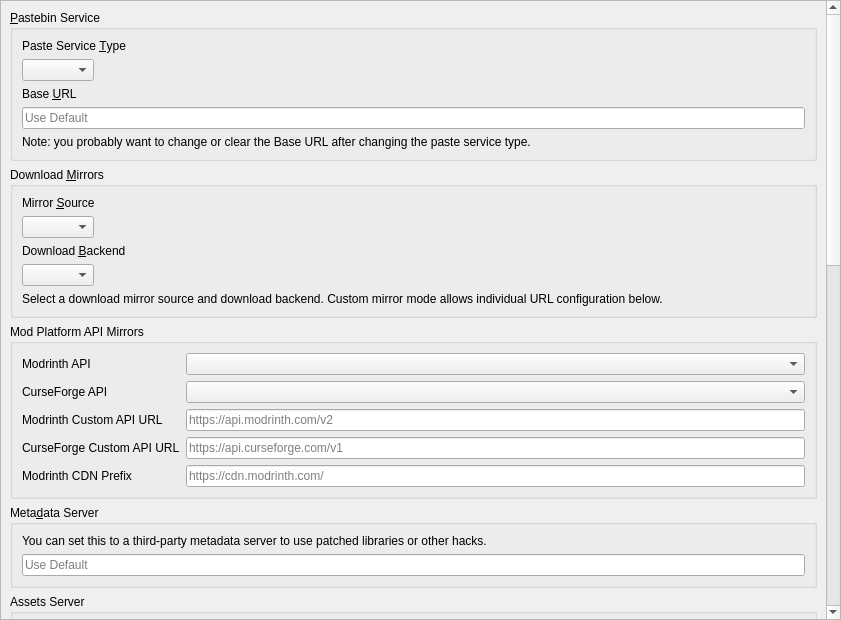
The window that launcher/ui/pages/global/APIPage.ui (AndreaFrederica/LunaLauncher) describes before a commit, drawn with Qt 5.
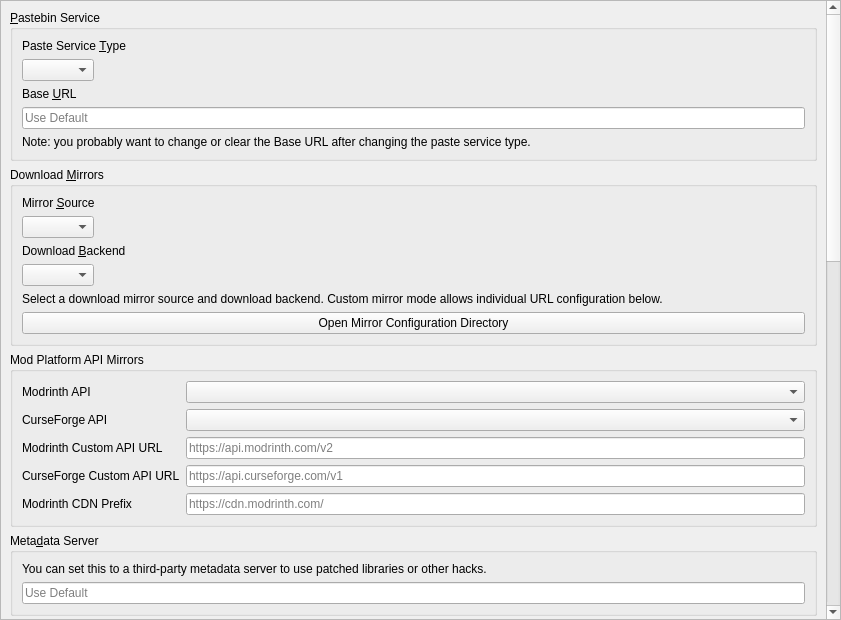
The same window after the commit. Icons and pictures are not drawn.

Commit message: feat: add classic mirror configuration directory button

What changed in the file:
```diff
--- a/launcher/ui/pages/global/APIPage.ui
+++ b/launcher/ui/pages/global/APIPage.ui
@@ -153,6 +153,16 @@
             </property>
            </widget>
          </item>
+          <item>
+           <widget class="QPushButton" name="openMirrorConfigButton">
+            <property name="text">
+             <string>Open Mirror Configuration Directory</string>
+            </property>
+            <property name="icon">
+             <iconset theme="folder-open"/>
+            </property>
+           </widget>
+          </item>
         </layout>
         </widget>
        </item>
```
The commit also changes 1 other file.
